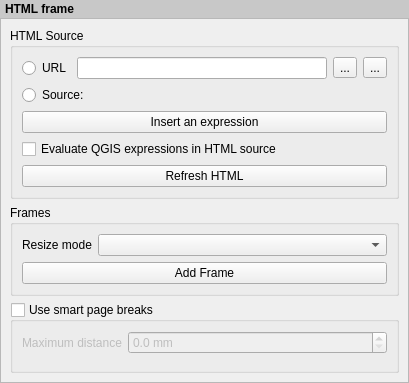
Above: src/ui/qgscomposerhtmlwidgetbase.ui from carsmie/QGIS before the change. Below: the same form after it.
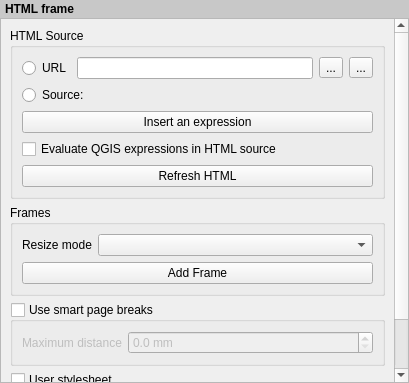
That is the form after the change. Custom widgets are drawn as their Qt base class.

Commit message: [FEATURE][composer] Allow specifying user stylesheets to apply to a HTML item's content

```diff
--- a/src/ui/qgscomposerhtmlwidgetbase.ui
+++ b/src/ui/qgscomposerhtmlwidgetbase.ui
@@ -45,9 +45,9 @@
       <property name="geometry">
        <rect>
         <x>0</x>
-        <y>0</y>
+        <y>-101</y>
         <width>391</width>
-        <height>384</height>
+        <height>461</height>
        </rect>
       </property>
       <layout class="QVBoxLayout" name="mainLayout">
@@ -214,6 +214,34 @@
          </layout>
         </widget>
        </item>
+       <item>
+        <widget class="QgsCollapsibleGroupBoxBasic" name="mUserStylesheetCheckBox">
+         <property name="title">
+          <string>User stylesheet</string>
+         </property>
+         <property name="checkable">
+          <bool>true</bool>
+         </property>
+         <property name="checked">
+          <bool>false</bool>
+         </property>
+         <property name="collapsed" stdset="0">
+          <bool>true</bool>
+         </property>
+         <layout class="QVBoxLayout" name="verticalLayout_2">
+          <item>
+           <layout class="QVBoxLayout" name="stylesheetEditorLayout"/>
+          </item>
+          <item>
+           <widget class="QPushButton" name="mReloadPushButton2">
+            <property name="text">
+             <string>Update HTML</string>
+            </property>
+           </widget>
+          </item>
+         </layout>
+        </widget>
+       </item>
       </layout>
      </widget>
     </widget>
```
The commit also changes 12 other files.
